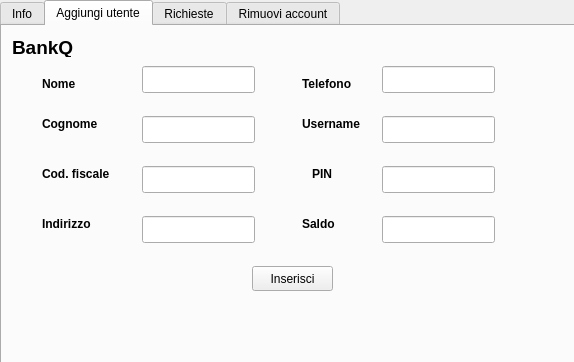
This is BankQ/admininfo.ui in marcofranceschini/p2_project as Qt 5 draws it before an edit. The edited form follows.
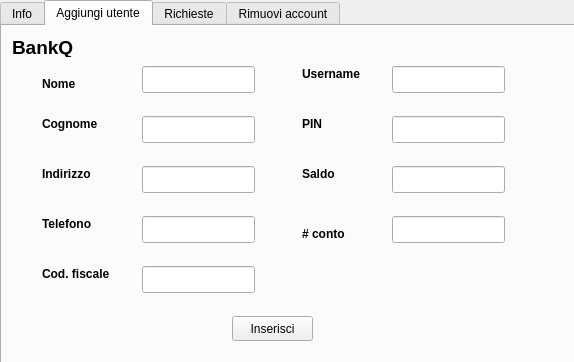
This is the edited form.

The edit to the form file:
```diff
--- a/BankQ/admininfo.ui
+++ b/BankQ/admininfo.ui
@@ -330,27 +330,27 @@
       </rect>
      </property>
      <property name="text">
-      <string>&lt;html&gt;&lt;head/&gt;&lt;body&gt;&lt;p&gt;&lt;span style=&quot; font-weight:600;&quot;&gt;Cod. fiscale&lt;/span&gt;&lt;/p&gt;&lt;/body&gt;&lt;/html&gt;</string>
+      <string>&lt;html&gt;&lt;head/&gt;&lt;body&gt;&lt;p&gt;&lt;span style=&quot; font-weight:600;&quot;&gt;Indirizzo&lt;/span&gt;&lt;/p&gt;&lt;/body&gt;&lt;/html&gt;</string>
      </property>
     </widget>
     <widget class="QLabel" name="label_15">
      <property name="geometry">
       <rect>
-       <x>300</x>
-       <y>50</y>
-       <width>67</width>
+       <x>40</x>
+       <y>240</y>
+       <width>81</width>
        <height>17</height>
       </rect>
      </property>
      <property name="text">
-      <string>&lt;html&gt;&lt;head/&gt;&lt;body&gt;&lt;p&gt;&lt;span style=&quot; font-weight:600;&quot;&gt;Telefono&lt;/span&gt;&lt;/p&gt;&lt;/body&gt;&lt;/html&gt;</string>
+      <string>&lt;html&gt;&lt;head/&gt;&lt;body&gt;&lt;p&gt;&lt;span style=&quot; font-weight:600;&quot;&gt;Cod. fiscale&lt;/span&gt;&lt;/p&gt;&lt;/body&gt;&lt;/html&gt;</string>
      </property>
     </widget>
     <widget class="QLabel" name="label_16">
      <property name="geometry">
       <rect>
        <x>300</x>
-       <y>90</y>
+       <y>40</y>
        <width>71</width>
        <height>17</height>
       </rect>
@@ -362,9 +362,9 @@
     <widget class="QLabel" name="label_17">
      <property name="geometry">
       <rect>
-       <x>310</x>
-       <y>140</y>
-       <width>31</width>
+       <x>300</x>
+       <y>90</y>
+       <width>71</width>
        <height>17</height>
       </rect>
      </property>
@@ -405,8 +405,8 @@
     <widget class="QLineEdit" name="lineEdit_4">
      <property name="geometry">
       <rect>
-       <x>380</x>
-       <y>40</y>
+       <x>140</x>
+       <y>190</y>
        <width>113</width>
        <height>27</height>
       </rect>
@@ -415,8 +415,8 @@
     <widget class="QLineEdit" name="lineEdit_5">
      <property name="geometry">
       <rect>
-       <x>380</x>
-       <y>90</y>
+       <x>140</x>
+       <y>240</y>
        <width>113</width>
        <height>27</height>
       </rect>
@@ -425,8 +425,8 @@
     <widget class="QLineEdit" name="lineEdit_6">
      <property name="geometry">
       <rect>
-       <x>380</x>
-       <y>140</y>
+       <x>390</x>
+       <y>40</y>
        <width>113</width>
        <height>27</height>
       </rect>
@@ -435,8 +435,8 @@
     <widget class="QToolButton" name="toolButton_2">
      <property name="geometry">
       <rect>
-       <x>250</x>
-       <y>240</y>
+       <x>230</x>
+       <y>290</y>
        <width>81</width>
        <height>25</height>
       </rect>
@@ -448,8 +448,8 @@
     <widget class="QLineEdit" name="lineEdit_7">
      <property name="geometry">
       <rect>
-       <x>140</x>
-       <y>190</y>
+       <x>390</x>
+       <y>90</y>
        <width>113</width>
        <height>27</height>
       </rect>
@@ -460,19 +460,19 @@
       <rect>
        <x>40</x>
        <y>190</y>
-       <width>67</width>
+       <width>81</width>
        <height>17</height>
       </rect>
      </property>
      <property name="text">
-      <string>&lt;html&gt;&lt;head/&gt;&lt;body&gt;&lt;p&gt;&lt;span style=&quot; font-weight:600;&quot;&gt;Indirizzo&lt;/span&gt;&lt;/p&gt;&lt;/body&gt;&lt;/html&gt;</string>
+      <string>&lt;html&gt;&lt;head/&gt;&lt;body&gt;&lt;p&gt;&lt;span style=&quot; font-weight:600;&quot;&gt;Telefono&lt;/span&gt;&lt;/p&gt;&lt;/body&gt;&lt;/html&gt;</string>
      </property>
     </widget>
     <widget class="QLabel" name="label_24">
      <property name="geometry">
       <rect>
        <x>300</x>
-       <y>190</y>
+       <y>140</y>
        <width>67</width>
        <height>17</height>
       </rect>
@@ -481,16 +481,39 @@
       <string>&lt;html&gt;&lt;head/&gt;&lt;body&gt;&lt;p&gt;&lt;span style=&quot; font-weight:600;&quot;&gt;Saldo&lt;/span&gt;&lt;/p&gt;&lt;/body&gt;&lt;/html&gt;</string>
      </property>
     </widget>
+    <widget class="QLineEdit" name="lineEdit_8">
+     <property name="geometry">
+      <rect>
+       <x>390</x>
+       <y>140</y>
+       <width>113</width>
+       <height>27</height>
+      </rect>
+     </property>
+    </widget>
     <widget class="QLineEdit" name="lineEdit_9">
      <property name="geometry">
       <rect>
-       <x>380</x>
+       <x>390</x>
        <y>190</y>
        <width>113</width>
        <height>27</height>
       </rect>
      </property>
     </widget>
+    <widget class="QLabel" name="label_25">
+     <property name="geometry">
+      <rect>
+       <x>300</x>
+       <y>200</y>
+       <width>67</width>
+       <height>17</height>
+      </rect>
+     </property>
+     <property name="text">
+      <string>&lt;html&gt;&lt;head/&gt;&lt;body&gt;&lt;p&gt;&lt;span style=&quot; font-weight:600;&quot;&gt;# conto&lt;/span&gt;&lt;/p&gt;&lt;/body&gt;&lt;/html&gt;</string>
+     </property>
+    </widget>
    </widget>
    <widget class="QWidget" name="tab_3">
     <attribute name="title">
@@ -576,7 +599,7 @@
       <string>&lt;html&gt;&lt;head/&gt;&lt;body&gt;&lt;p&gt;&lt;span style=&quot; font-weight:600;&quot;&gt;Username&lt;/span&gt;&lt;/p&gt;&lt;/body&gt;&lt;/html&gt;</string>
      </property>
     </widget>
-    <widget class="QLineEdit" name="lineEdit_8">
+    <widget class="QLineEdit" name="lineEdit_10">
      <property name="geometry">
       <rect>
        <x>200</x>
```
